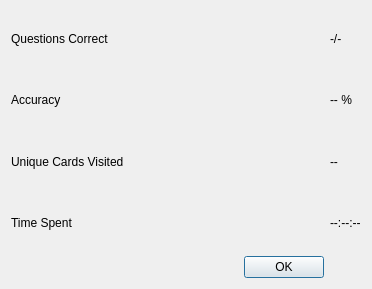
axelmoreen/AnkiBuddy, file forms/summary.ui: the form before one commit.
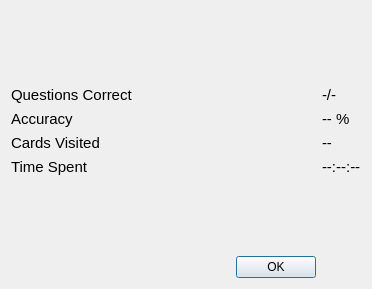
The form after the commit.

Diff of the .ui file:
```diff
--- a/forms/summary.ui
+++ b/forms/summary.ui
@@ -14,21 +14,44 @@
    <string>Dialog</string>
   </property>
   <layout class="QGridLayout" name="gridLayout">
-   <item row="2" column="0">
+   <item row="5" column="0">
+    <spacer name="verticalSpacer">
+     <property name="orientation">
+      <enum>Qt::Vertical</enum>
+     </property>
+     <property name="sizeHint" stdset="0">
+      <size>
+       <width>20</width>
+       <height>40</height>
+      </size>
+     </property>
+    </spacer>
+   </item>
+   <item row="3" column="0">
     <widget class="QLabel" name="label_5">
+     <property name="font">
+      <font>
+       <pointsize>11</pointsize>
+      </font>
+     </property>
      <property name="text">
-      <string>Unique Cards Visited</string>
+      <string>Cards Visited</string>
      </property>
     </widget>
    </item>
-   <item row="0" column="0">
+   <item row="1" column="0">
     <widget class="QLabel" name="label">
+     <property name="font">
+      <font>
+       <pointsize>11</pointsize>
+      </font>
+     </property>
      <property name="text">
       <string>Questions Correct</string>
      </property>
     </widget>
    </item>
-   <item row="4" column="0">
+   <item row="6" column="0">
     <widget class="QDialogButtonBox" name="buttonBox">
      <property name="orientation">
       <enum>Qt::Horizontal</enum>
@@ -38,48 +61,91 @@
      </property>
     </widget>
    </item>
-   <item row="1" column="1">
+   <item row="2" column="1">
     <widget class="QLabel" name="accuracyLabel">
+     <property name="font">
+      <font>
+       <pointsize>11</pointsize>
+      </font>
+     </property>
      <property name="text">
       <string>-- %</string>
      </property>
     </widget>
    </item>
-   <item row="0" column="1">
+   <item row="1" column="1">
     <widget class="QLabel" name="correctLabel">
+     <property name="font">
+      <font>
+       <pointsize>11</pointsize>
+      </font>
+     </property>
      <property name="text">
       <string>-/-</string>
      </property>
     </widget>
    </item>
-   <item row="1" column="0">
+   <item row="2" column="0">
     <widget class="QLabel" name="label_3">
+     <property name="font">
+      <font>
+       <pointsize>11</pointsize>
+      </font>
+     </property>
      <property name="text">
       <string>Accuracy</string>
      </property>
     </widget>
    </item>
-   <item row="2" column="1">
+   <item row="3" column="1">
     <widget class="QLabel" name="cardsLabel">
+     <property name="font">
+      <font>
+       <pointsize>11</pointsize>
+      </font>
+     </property>
      <property name="text">
       <string>--</string>
      </property>
     </widget>
    </item>
-   <item row="3" column="0">
+   <item row="4" column="0">
     <widget class="QLabel" name="label_7">
+     <property name="font">
+      <font>
+       <pointsize>11</pointsize>
+      </font>
+     </property>
      <property name="text">
       <string>Time Spent</string>
      </property>
     </widget>
    </item>
-   <item row="3" column="1">
+   <item row="4" column="1">
     <widget class="QLabel" name="timeLabel">
+     <property name="font">
+      <font>
+       <pointsize>11</pointsize>
+      </font>
+     </property>
      <property name="text">
       <string>--:--:--</string>
      </property>
     </widget>
    </item>
+   <item row="0" column="0">
+    <spacer name="verticalSpacer_2">
+     <property name="orientation">
+      <enum>Qt::Vertical</enum>
+     </property>
+     <property name="sizeHint" stdset="0">
+      <size>
+       <width>20</width>
+       <height>40</height>
+      </size>
+     </property>
+    </spacer>
+   </item>
   </layout>
  </widget>
  <resources/>
```
